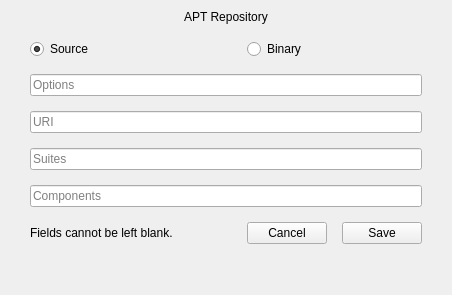
First picture: the form in linux/nexis/Pages/AptSourceManager/apt_source_edit.ui, repository s4solutionsllc/Nexis, before the edit.
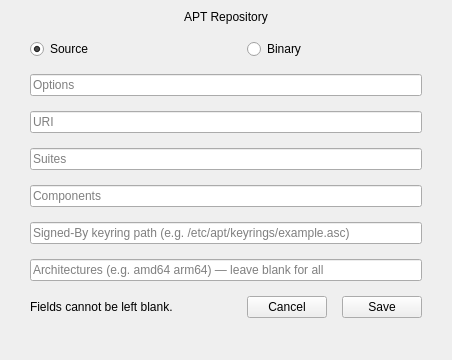
Second picture: the form after the edit.

Commit message: feat(apt): deb822 round-trip + Signed-By/Architectures editor (SSO-3728 / FW-01)

What changed in the file:
```diff
--- a/linux/nexis/Pages/AptSourceManager/apt_source_edit.ui
+++ b/linux/nexis/Pages/AptSourceManager/apt_source_edit.ui
@@ -7,7 +7,7 @@
     <x>0</x>
     <y>0</y>
     <width>452</width>
-    <height>295</height>
+    <height>360</height>
    </rect>
   </property>
   <property name="windowTitle">
@@ -56,7 +56,21 @@
      </property>
     </widget>
    </item>
-   <item row="7" column="2" alignment="Qt::AlignRight">
+   <item row="7" column="0" colspan="4">
+    <widget class="QLineEdit" name="txtSignedBy">
+     <property name="placeholderText">
+      <string>Signed-By keyring path (e.g. /etc/apt/keyrings/example.asc)</string>
+     </property>
+    </widget>
+   </item>
+   <item row="8" column="0" colspan="4">
+    <widget class="QLineEdit" name="txtArchitectures">
+     <property name="placeholderText">
+      <string>Architectures (e.g. amd64 arm64) — leave blank for all</string>
+     </property>
+    </widget>
+   </item>
+   <item row="9" column="2" alignment="Qt::AlignRight">
     <widget class="QPushButton" name="btnCancel">
      <property name="cursor">
       <cursorShape>PointingHandCursor</cursorShape>
@@ -75,7 +89,7 @@
      </property>
     </widget>
    </item>
-   <item row="7" column="0">
+   <item row="9" column="0">
     <widget class="QLabel" name="lblErrorMsg">
      <property name="sizePolicy">
       <sizepolicy hsizetype="Expanding" vsizetype="Preferred">
@@ -95,7 +109,7 @@
      </property>
     </widget>
    </item>
-   <item row="7" column="3" alignment="Qt::AlignRight">
+   <item row="9" column="3" alignment="Qt::AlignRight">
     <widget class="QPushButton" name="btnSave">
      <property name="cursor">
       <cursorShape>PointingHandCursor</cursorShape>
@@ -114,7 +128,7 @@
      </property>
     </widget>
    </item>
-   <item row="8" column="0" colspan="4">
+   <item row="10" column="0" colspan="4">
     <spacer name="verticalSpacer">
      <property name="orientation">
       <enum>Qt::Vertical</enum>
@@ -181,7 +195,7 @@
      </attribute>
     </widget>
    </item>
-   <item row="7" column="1">
+   <item row="9" column="1">
     <spacer name="horizontalSpacer">
      <property name="orientation">
       <enum>Qt::Horizontal</enum>
```
Left out of the diff: 2 changed lines with no effect on the pictures. The commit also changes 10 other files.
